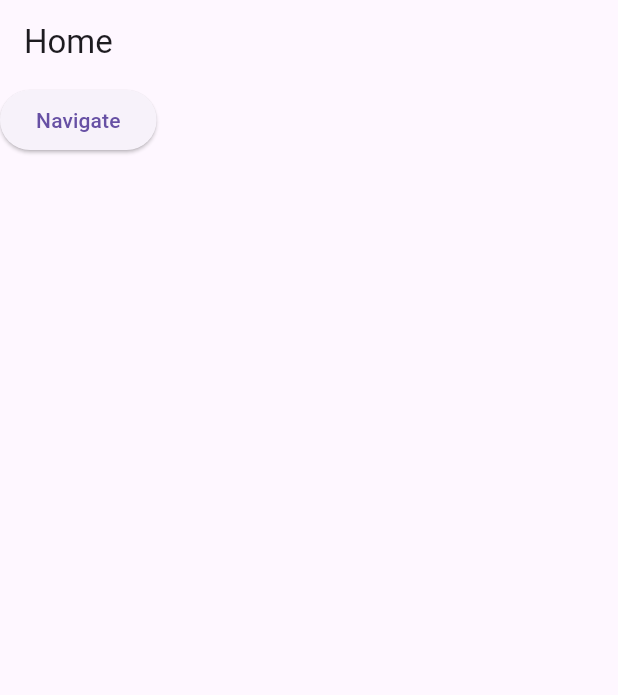
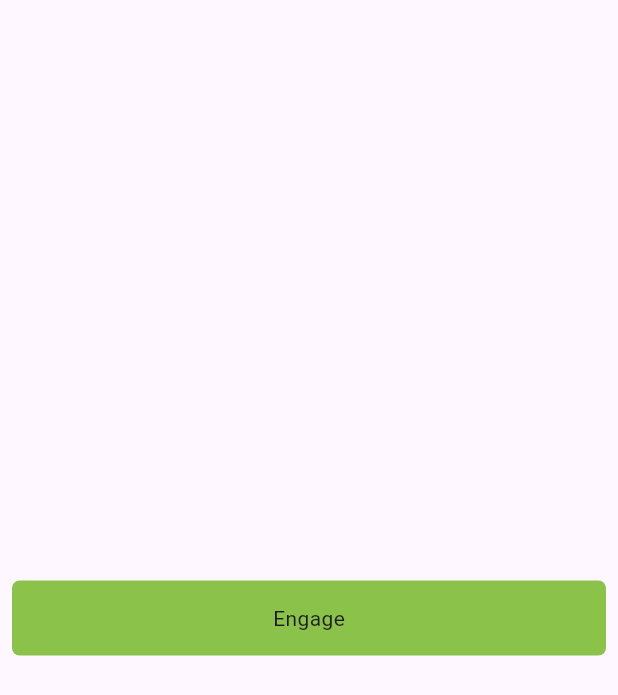
Before and after one commit to Zachary-Sears/AppDev, a Flutter app: the screen it shows after launch, on a phone screen of 412 x 824 dp. Shown: the top 695 px of the screen. Run offline on Flutter 3.47's test engine with Material 3 defaults, Android fonts, the phone set to English and light mode, and no system bars.

Commit message:
More testing of simple weidgets

```diff
--- a/Flutter/Testing/testing_app/lib/main.dart
+++ b/Flutter/Testing/testing_app/lib/main.dart
@@ -1,44 +1,32 @@
 import 'package:flutter/material.dart';
 
 void main() {
-  runApp(const MaterialApp(title: 'Navigation Test', home: MyApp()));
+  runApp(
+    const MaterialApp(
+      home: Scaffold(body: Center(child: MyButton())),
+    ),
+  );
 }
 
-class MyApp extends StatelessWidget {
-  const MyApp({super.key});
+class MyButton extends StatelessWidget {
+  const MyButton({super.key});
 
   @override
   Widget build(BuildContext context) {
-    return Scaffold(
-      appBar: AppBar(title: const Text('Home')),
-      body: ElevatedButton(
-        onPressed: () {
-          Navigator.push(
-            context,
-            MaterialPageRoute(builder: (context) => AboutScreen()),
-          );
-        },
-        child: const Text('Navigate'),
+    return GestureDetector(
+      onTap: () {
+        print('MyButton was tapped!');
+      },
+      child: Container(
+        height: 50,
+        padding: const EdgeInsets.all(8),
+        margin: const EdgeInsets.symmetric(horizontal: 8),
+        decoration: BoxDecoration(
+          borderRadius: BorderRadius.circular(5),
+          color: Colors.lightGreen[500],
+        ),
+        child: const Center(child: Text('Engage')),
       ),
     );
   }
 }
-
-class AboutScreen extends StatelessWidget {
-  const AboutScreen({super.key});
-
-  @override
-  Widget build(BuildContext context) {
-    return Scaffold(
-      appBar: AppBar(title: const Text('About')),
-      body: Center(
-        child: ElevatedButton(
-          onPressed: () {
-            Navigator.pop(context);
-          },
-          child: const Text('Back'),
-        ),
-      ),
-    );
-  }
-}
```
